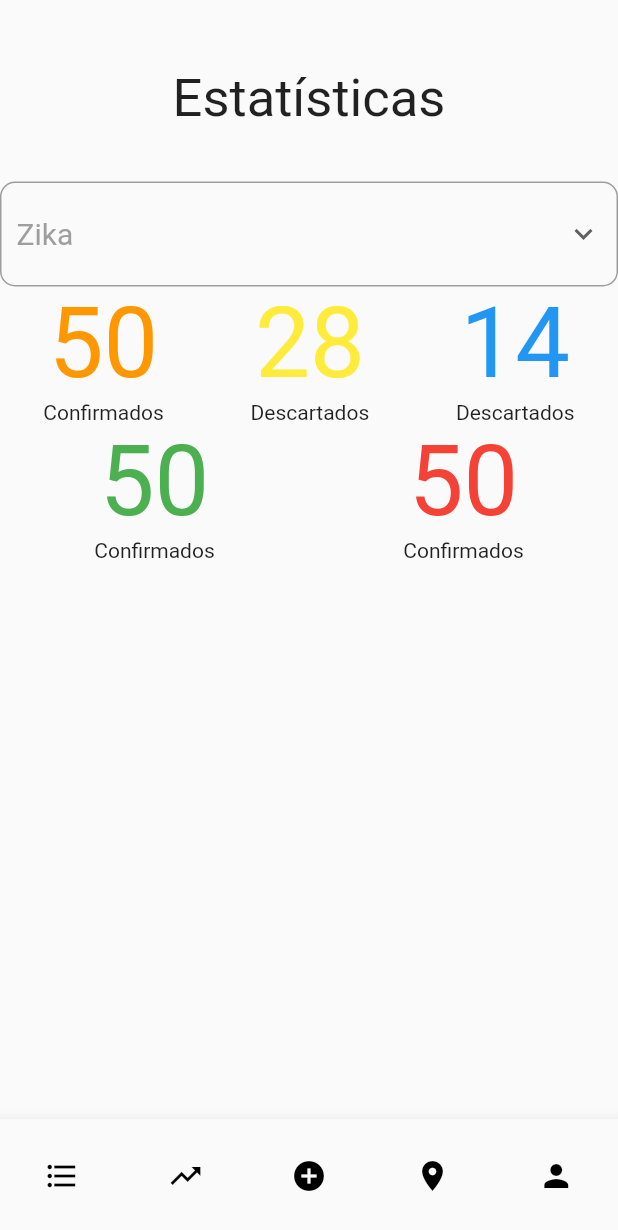
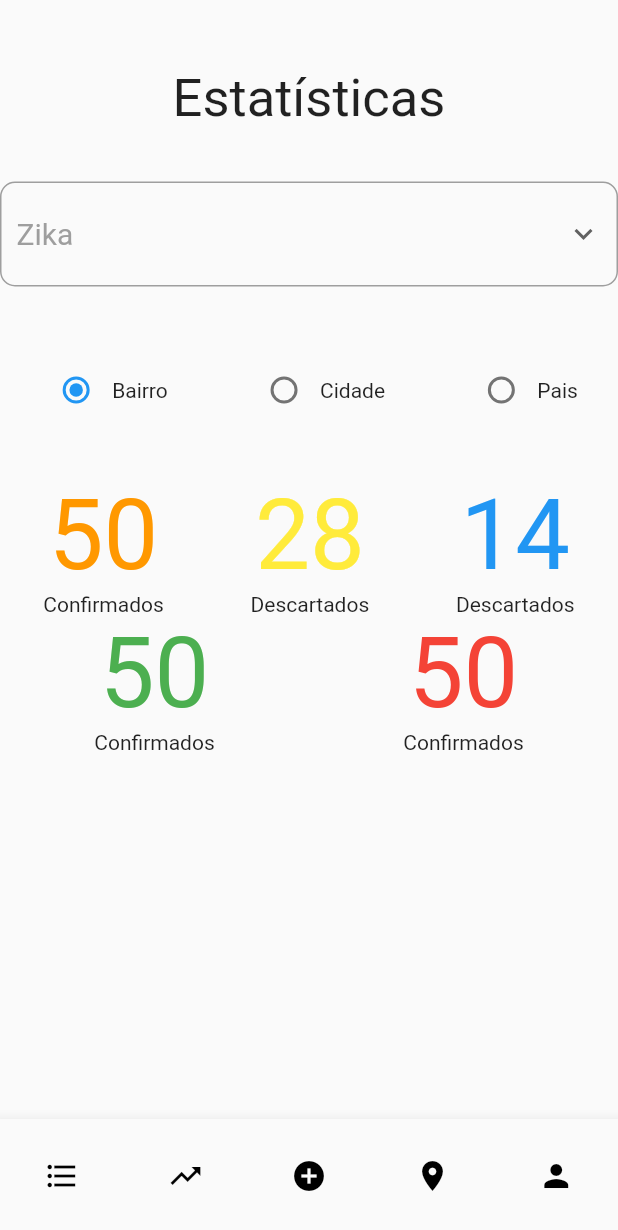
Before and after one commit to MarcelloCesar/FocusTracker, a Flutter app: the screen it shows after launch, on a phone screen of 412 x 824 dp. Shown: the top 1230 px of the screen. Run offline on Flutter 3.47's test engine with Material 2 defaults, Android fonts, the phone set to English and light mode, and no system bars.

Commit message:
Criacao dos componentes da tela de estatisticas

```diff
--- a/lib/views/componentes/radio_alcance.dart
+++ b/lib/views/componentes/radio_alcance.dart
@@ -24,10 +24,64 @@ class _RadioAlcanceState extends State<RadioAlcance> {
 
   @override
   Widget build(BuildContext context){
-    return Row(
-      children: <Widget>[
-
-      ],
+    return Container(
+      child: Row(
+        mainAxisAlignment: MainAxisAlignment.spaceAround,
+        children: <Widget>[
+          Row(
+            children: <Widget>[
+              Radio(
+                value: this.alcances[0],
+                groupValue: this.valorAtual,
+                onChanged: (String valor) {
+                  setState((){
+                    this.valorAtual = valor;
+                  });
+                },
+              ),
+              Text(
+                this.alcances[0]
+              )
+            ]
+          ),
+          Row(
+            children: <Widget>[
+              Radio(
+                value: this.alcances[1],
+                groupValue: this.valorAtual,
+                onChanged: (String valor) {
+                  setState((){
+                    this.valorAtual = valor;
+                  });
+                },
+              ),
+              Text(
+                this.alcances[1]
+              )
+            ]
+          ),
+          Row(
+            children: <Widget>[
+              Radio(
+                value: this.alcances[2],
+                groupValue: this.valorAtual,
+                onChanged: (String valor) {
+                  setState((){
+                    this.valorAtual = valor;
+                  });
+                },
+              ),
+              Text(
+                this.alcances[2]
+              )
+            ]
+          ),
+        ],
+      ),
+      margin: EdgeInsets.only(
+        bottom: 35,
+        top: 45,
+      ),
     );
   }
 }
```
